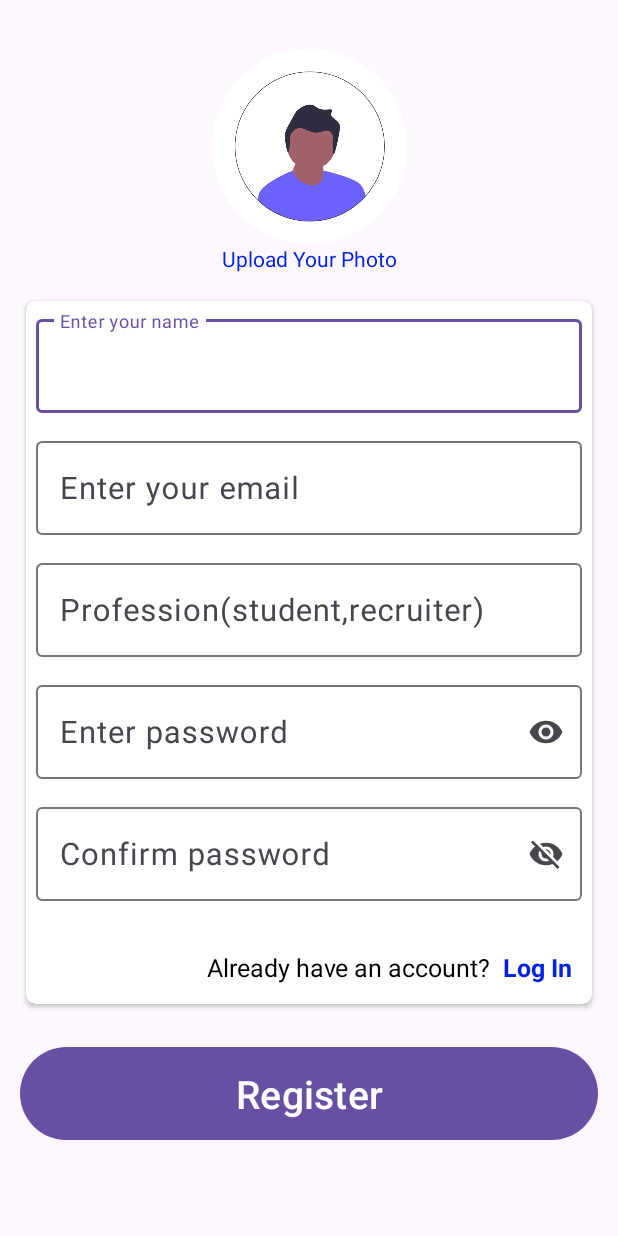
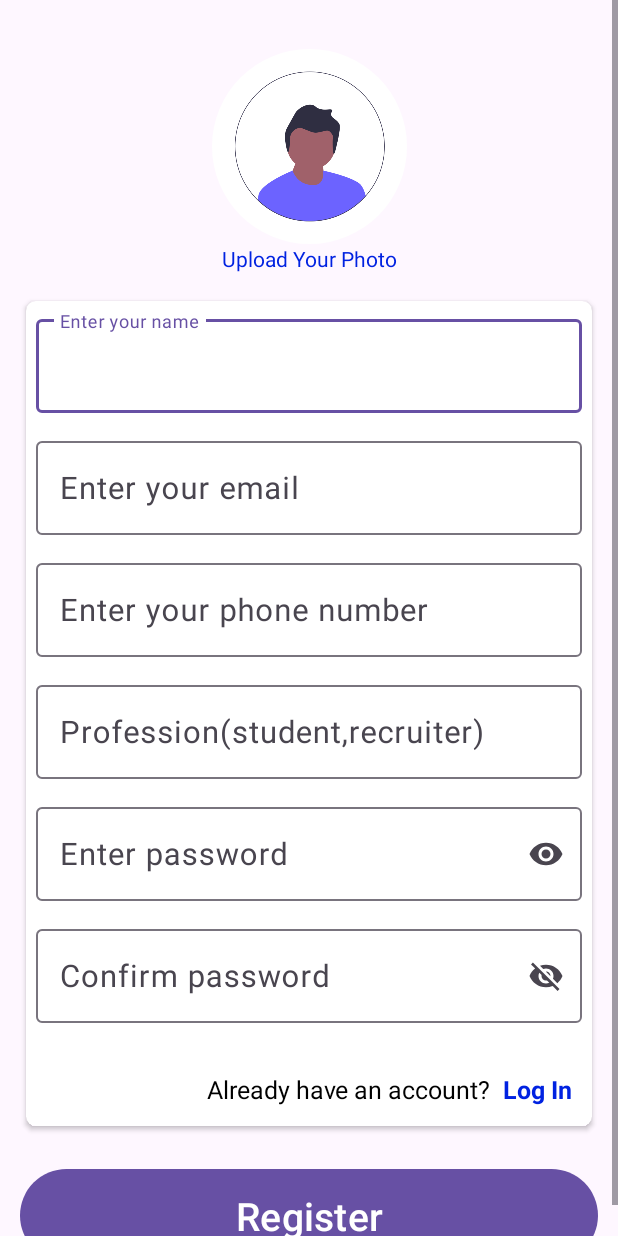
Before and after one commit to DevP-ai/OpportunityOwl, an Android app: the layout activity_registration.xml on its own in the app's theme, with its tools: preview values and no code run, on a phone screen of 412 x 824 dp. Run offline under Robolectric (Android 15) with nearby library versions, the phone set to English and light mode, and no system bars.

Commit message:
User Phone number input feature implemented and UI Update

```diff
--- a/app/src/main/java/com/patar_dev/opportunityowl/activity/LoginActivity.kt
+++ b/app/src/main/java/com/patar_dev/opportunityowl/activity/LoginActivity.kt
@@ -25,6 +25,10 @@ class LoginActivity : AppCompatActivity() {
 
         //Initialize variables
 
+        binding.txtRegister.setOnClickListener {
+            startActivity(Intent(this,RegistrationActivity::class.java))
+        }
+
 
         binding.btnLogin.setOnClickListener {
             if(binding.userEmail.text.toString().isEmpty()){
--- a/app/src/main/java/com/patar_dev/opportunityowl/activity/RegistrationActivity.kt
+++ b/app/src/main/java/com/patar_dev/opportunityowl/activity/RegistrationActivity.kt
@@ -98,7 +98,9 @@ class RegistrationActivity : AppCompatActivity() {
         val email = binding.userEmail.text.toString()
         val password = binding.userPassword.text.toString()
         val profession = binding.userProfession.text.toString()
-        authViewModel.saveData(name, email, password, image, profession)
+        val num=binding.userNumber.text.toString()
+        val phone="+91${num}"
+        authViewModel.saveData(name, email, password, image, profession,phone)
     }
 
     //User Register With Email and Password and also call the above  uploadImage function
--- a/app/src/main/java/com/patar_dev/opportunityowl/activity/SplashScreenActivity.kt
+++ b/app/src/main/java/com/patar_dev/opportunityowl/activity/SplashScreenActivity.kt
@@ -25,7 +25,7 @@ class SplashScreenActivity : AppCompatActivity() {
                startActivity(Intent(this,MainActivity::class.java))
                finish()
            }else {
-               startActivity(Intent(this, RegistrationActivity::class.java))
+               startActivity(Intent(this,LoginActivity::class.java))
                finish()
            }
        },3000)
--- a/app/src/main/java/com/patar_dev/opportunityowl/fragment/PostFragment.kt
+++ b/app/src/main/java/com/patar_dev/opportunityowl/fragment/PostFragment.kt
@@ -113,6 +113,7 @@ class PostFragment :DialogFragment() {
                 )
             }
         } }
+        startActivity(Intent(requireActivity(),HomeFragment::class.java))
     }
 
 
--- a/app/src/main/java/com/patar_dev/opportunityowl/model/userData/UserData.kt
+++ b/app/src/main/java/com/patar_dev/opportunityowl/model/userData/UserData.kt
@@ -7,4 +7,5 @@ data class UserData(
     val profession:String?="",
     val profile:String?="",
     val password:String?="",
+    val phone:String?=""
 )
--- a/app/src/main/java/com/patar_dev/opportunityowl/viewModel/auth/AuthViewModel.kt
+++ b/app/src/main/java/com/patar_dev/opportunityowl/viewModel/auth/AuthViewModel.kt
@@ -29,14 +29,15 @@ class AuthViewModel:ViewModel() {
         return registrationLiveData
     }
 
-    fun saveData(name:String,email:String,password:String,profile:String,profession:String){
+    fun saveData(name:String,email:String,password:String,profile:String,profession:String,phone:String){
         val data=UserData(
             uid = auth.currentUser!!.uid,
             name = name,
             email=email,
             password=password,
             profile = profile,
-            profession = profession
+            profession = profession,
+            phone = phone
         )
 
         database.getReference("Users")
--- a/app/src/main/res/layout/activity_registration.xml
+++ b/app/src/main/res/layout/activity_registration.xml
@@ -85,6 +85,21 @@
                             android:textSize="@dimen/_16ssp" />
                     </com.google.android.material.textfield.TextInputLayout>
 
+                    <com.google.android.material.textfield.TextInputLayout
+                        android:layout_width="match_parent"
+                        android:layout_height="wrap_content"
+                        android:layout_margin="@dimen/_5sdp">
+
+                        <com.google.android.material.textfield.TextInputEditText
+                            android:id="@+id/userNumber"
+                            android:layout_width="match_parent"
+                            android:layout_height="wrap_content"
+                            android:hint="Enter your phone number"
+                            android:inputType="phone"
+                            android:maxLength="10"
+                            android:textColor="@color/black"
+                            android:textSize="@dimen/_16ssp" />
+                    </com.google.android.material.textfield.TextInputLayout>
 
                     <com.google.android.material.textfield.TextInputLayout
                         android:layout_width="match_parent"
```
Also changed, not shown: app/src/main/java/com/patar_dev/opportunityowl/fragment/ProfileFragment.kt (+13 -0 lines), app/src/main/res/layout/fragment_profile.xml (+60 -58 lines).
